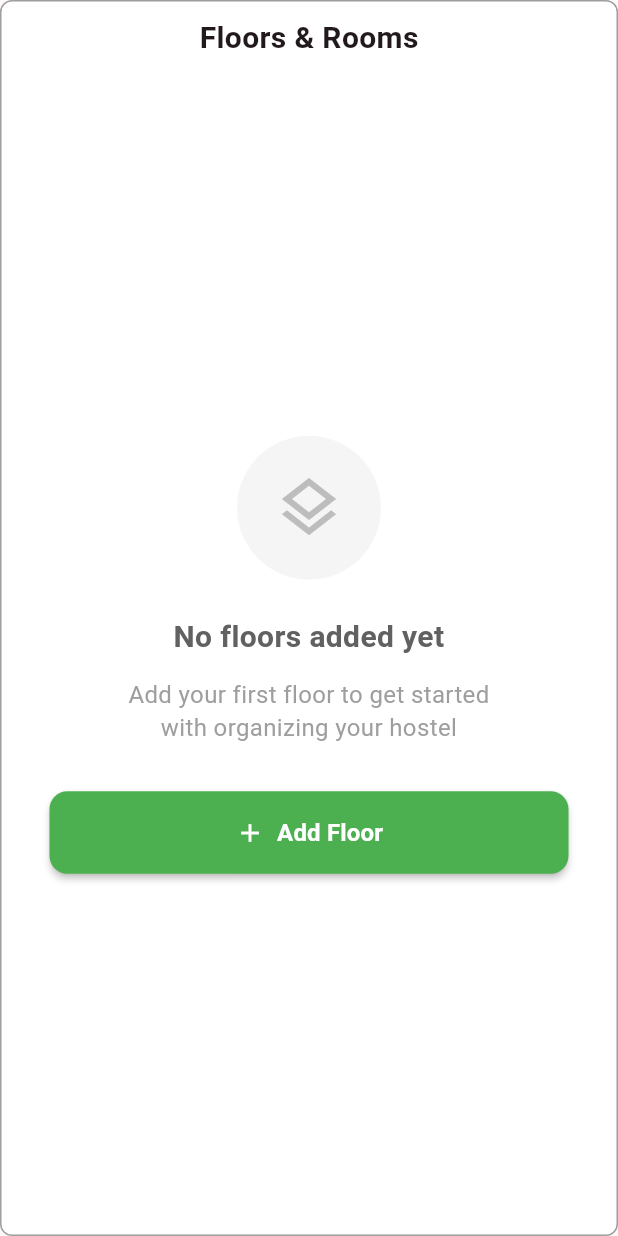
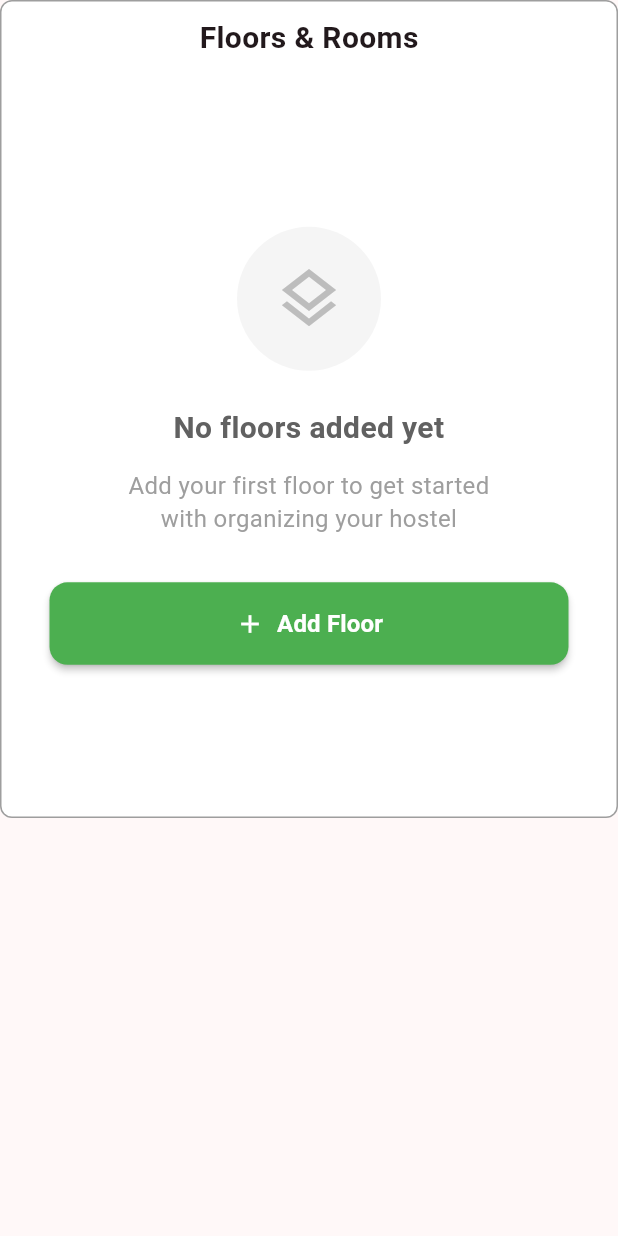
Before and after one commit to RANGAROHITH-2006/HostelMate, a Flutter app: the FloorsAndRoomsPage widget shown alone on an empty page, opened directly with empty values, on a phone screen of 412 x 824 dp. Run offline on Flutter 3.47's test engine with Material 3 defaults, Android fonts, the phone set to English and light mode, and no system bars; our stand-ins replace flutter_riverpod, go_router, shared_preferences, supabase_flutter; accounts and stored records are empty.

Commit message:
in floor card scrollable view

```diff
--- a/lib/homescreens/floordetails/floors_rooms.dart
+++ b/lib/homescreens/floordetails/floors_rooms.dart
@@ -32,6 +32,7 @@ class _FloorsAndRoomsPageState extends ConsumerState<FloorsAndRoomsPage> {
         border: Border.all(color: Colors.grey.shade500, width: 1),
         borderRadius: BorderRadius.circular(8),
       ),
+      child: SingleChildScrollView(
         child: Column(
           crossAxisAlignment: CrossAxisAlignment.start,
           children: [
@@ -47,7 +48,8 @@ class _FloorsAndRoomsPageState extends ConsumerState<FloorsAndRoomsPage> {
           floorsAsync.when(
             data: (floors) {
               if (floors.isEmpty) {
-                return Expanded(
+                return Container(
+                  height: MediaQuery.of(context).size.height * 0.6,
                   child: Center(
                     child: Padding(
                       padding: const EdgeInsets.all(32),
@@ -164,7 +166,8 @@ class _FloorsAndRoomsPageState extends ConsumerState<FloorsAndRoomsPage> {
                 (f) => f.floorNumber == selectedFloorNumber,
                 orElse: () => floors.first,
               );
-              return Expanded(
+              return Container(
+                height: MediaQuery.of(context).size.height * 0.7,
                 child: Column(
                   children: [
                     Padding(
@@ -291,7 +294,8 @@ class _FloorsAndRoomsPageState extends ConsumerState<FloorsAndRoomsPage> {
                         ],
                       ),
                     ),
-                    FloorCard(
+                    Expanded(
+                      child: FloorCard(
                         floorId: selectedFloor.id,
                         floor: selectedFloor,
                         hostelId: widget.hostelId,
@@ -302,6 +306,7 @@ class _FloorsAndRoomsPageState extends ConsumerState<FloorsAndRoomsPage> {
                         },
                         onRoomTap: widget.onRoomTap,
                       ),
+                    ),
                   ],
                 ),
               );
@@ -311,6 +316,7 @@ class _FloorsAndRoomsPageState extends ConsumerState<FloorsAndRoomsPage> {
           ),
         ],
       ),
+    ),
     );
   }
 }
```
Also changed, not shown: lib/homescreens/floordetails/floorcard.dart (+3 -4 lines), lib/homescreens/floordetails/roomscard.dart (+27 -16 lines). Lines whose indentation alone changed are shown as unchanged.
